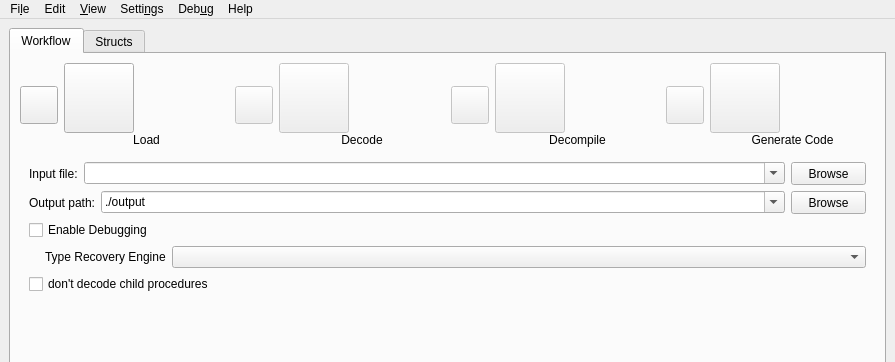
Qt form src/boomerang-gui/boomerang.ui (BoomerangDecompiler/boomerang) before a commit; both pictures show x 0 to 895 and y 0 to 362 of the 895 by 638 pixel window.
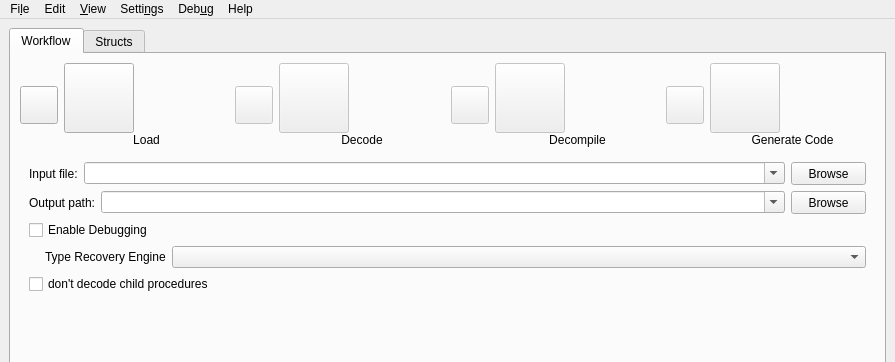
The same form after that commit. Icons and pictures are not drawn.

Commit message: Limit number of entries in input file and output path history

What changed in the file:
```diff
--- a/src/boomerang-gui/boomerang.ui
+++ b/src/boomerang-gui/boomerang.ui
@@ -625,11 +625,6 @@
                 <property name="editable">
                  <bool>true</bool>
                 </property>
-                <item>
-                 <property name="text">
-                  <string>./output</string>
-                 </property>
-                </item>
                </widget>
               </item>
               <item>
```
The commit also changes 1 other file.
